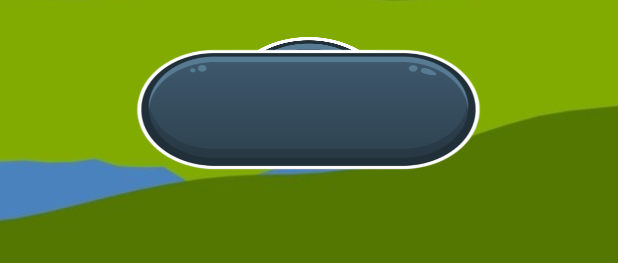
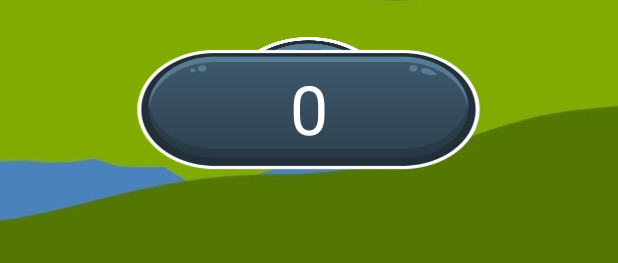
Before and after one commit to EastOf12/HotAirballoon, an Android app: the layout activity_main.xml on its own in the app's theme, with its tools: preview values and no code run, on a phone screen of 412 x 824 dp. Shown: the part 870-1133 px from the top of the screen. Run offline under Robolectric (Android 15) with nearby library versions, the light colour scheme and no system bars.

Commit message:
Добавил цену к шарикам и настроил сохранение.

```diff
--- a/app/src/main/java/com/example/airballoon/models/User.java
+++ b/app/src/main/java/com/example/airballoon/models/User.java
@@ -28,6 +28,7 @@ public class User {
                 ", maxDistanceLevelFirst=" + maxDistanceLevelFirst +
                 ", lastCoins=" + lastCoins +
                 ", selectAirBalloon=" + selectAirBalloon +
+                ", availableBalls=" + availableBalls +
                 '}';
     }
 
@@ -45,6 +46,10 @@ public class User {
         }
 
         return false;
+    }
+
+    public void setCoins(int coins) {
+        this.coins = coins;
     }
 
     public void addAirBalloon(Integer idAirballoon) {
--- a/app/src/main/res/layout/activity_main.xml
+++ b/app/src/main/res/layout/activity_main.xml
@@ -165,5 +165,21 @@
         app:layout_constraintTop_toTopOf="parent"
         app:layout_constraintVertical_bias="0.075" />
 
+    <TextView
+        android:id="@+id/price_airballoon"
+        android:layout_width="137dp"
+        android:layout_height="60dp"
+        android:gravity="center"
+        android:text="@string/_0"
+        android:textColor="@color/white"
+        android:textSize="45sp"
+        android:textStyle="normal"
+        app:layout_constraintBottom_toBottomOf="@+id/button_buy"
+        app:layout_constraintEnd_toEndOf="@+id/button_buy"
+        app:layout_constraintHorizontal_bias="0.505"
+        app:layout_constraintStart_toStartOf="@+id/button_buy"
+        app:layout_constraintTop_toTopOf="@+id/button_buy"
+        app:layout_constraintVertical_bias="0.428" />
+
 
 </androidx.constraintlayout.widget.ConstraintLayout>
--- a/app/src/main/res/values/strings.xml
+++ b/app/src/main/res/values/strings.xml
@@ -6,4 +6,5 @@
     <string name="play_button_text">Играть</string>
     <string name="todo">TODO</string>
     <string name="_0">0</string>
+    <string name="price_2">5000</string>
 </resources>
```
Also changed, not shown: app/src/main/java/com/example/airballoon/managers/MenuManager.java (+44 -7 lines), app/src/main/java/com/example/airballoon/managers/SaveManager.java (+17 -0 lines).
